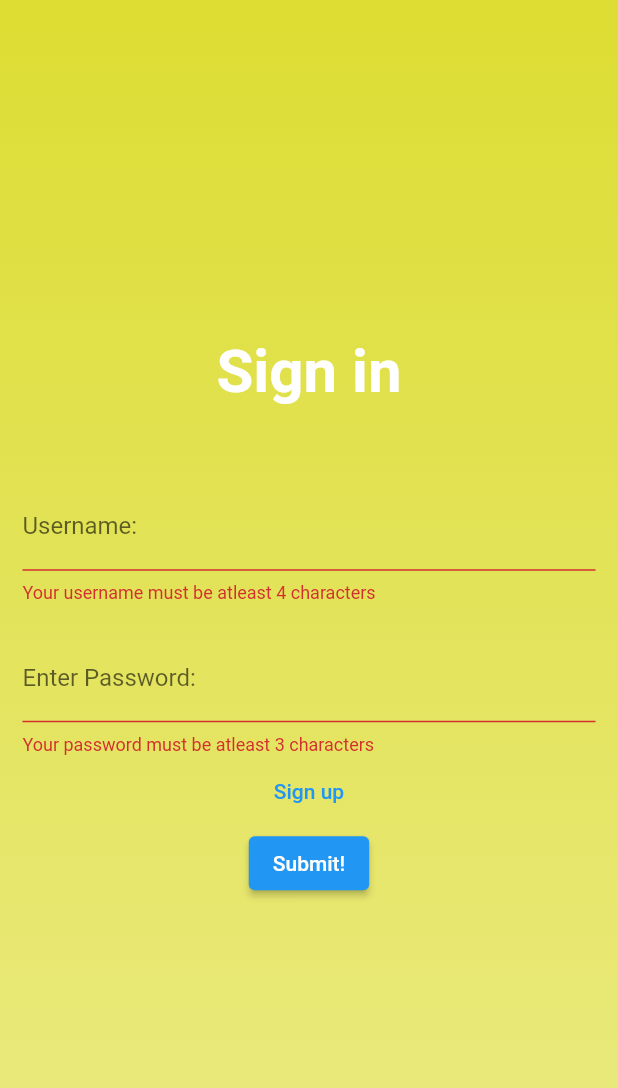
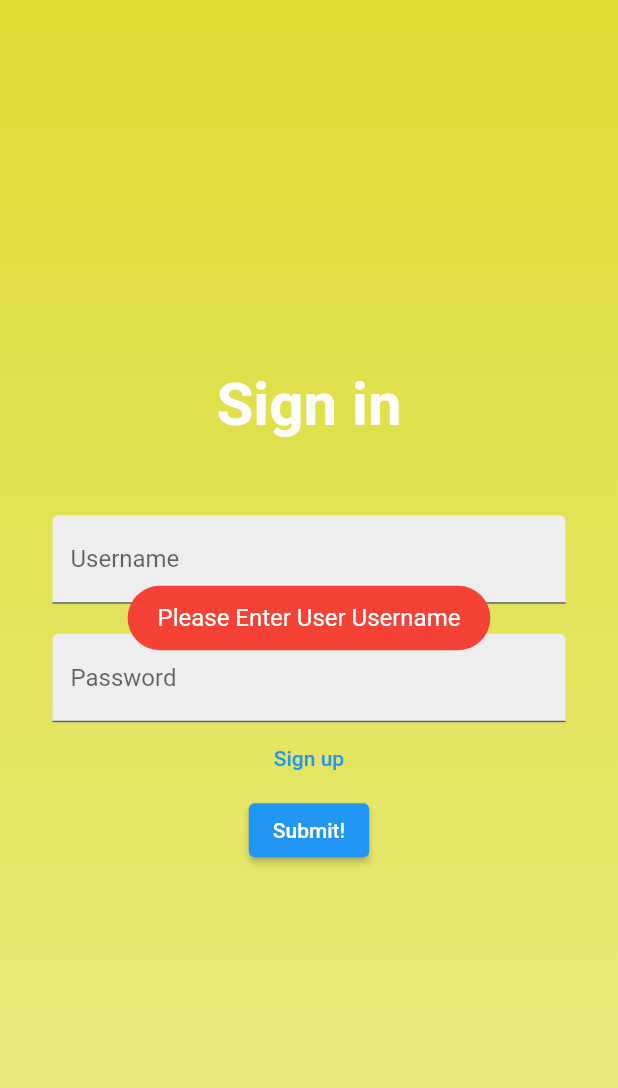
Before and after one commit to BABAMIZAIKAL/Flutter_projects, a Flutter app: the LoginScreen screen opened directly, after a tap on "Submit!", on a phone screen of 412 x 824 dp. Shown: the top 1088 px of the screen. Run offline on Flutter 3.47's test engine with Material 2 defaults, Android fonts, the phone set to English and light mode, and no system bars; our stand-ins replace fluttertoast, google_maps_flutter, shared_preferences, sqflite; accounts and stored records are empty.

Commit message:
Added db and fixed login and register

```diff
--- /dev/null
+++ b/diplomna_v1/lib/Database/DbHandler.dart
@@ -0,0 +1,58 @@
+import 'package:diplomna_v1/Models/UserModel.dart';
+import 'package:path_provider/path_provider.dart';
+import 'package:sqflite/sqflite.dart';
+import 'package:path/path.dart';
+import 'dart:io' as io;
+
+class DbHandler {
+  static Database? _db;
+
+  static const String DB_Name = 'test.db';
+  static const String Table_User = 'user';
+  static const int Version = 1;
+
+  static const String C_UserName = 'user_name';
+  static const String C_Password = 'password';
+
+  Future<Database?> get db async {
+    if (_db != null) {
+      return _db;
+    }
+    _db = await initDb();
+    return _db;
+  }
+
+  initDb() async {
+    io.Directory documentsDirectory = await getApplicationDocumentsDirectory();
+    String path = join(documentsDirectory.path, DB_Name);
+    var db = await openDatabase(path, version: Version, onCreate: _onCreate);
+    return db;
+  }
+
+  _onCreate(Database db, int intVersion) async {
+    await db.execute("CREATE TABLE $Table_User ("
+        " $C_UserName TEXT, "
+        " $C_Password TEXT, "
+        " PRIMARY KEY ($C_UserName)"
+        ")");
+  }
+
+  Future<int> saveData(UserModel user) async {
+    var dbClient = await db;
+    var res = await dbClient!.insert(Table_User, user.toMap());
+    return res;
+  }
+
+  Future<UserModel?> getLoginUser(String user_name, String password) async {
+    var dbClient = await db;
+    var res = await dbClient!.rawQuery("SELECT * FROM $Table_User WHERE "
+        "$C_UserName = '$user_name' AND "
+        "$C_Password = '$password'");
+
+    if (res.length > 0) {
+      return UserModel.fromMap(res.first);
+    }
+
+    return null;
+  }
+}
--- /dev/null
+++ b/diplomna_v1/lib/Helper/DbHelper.dart
@@ -0,0 +1,21 @@
+import 'package:flutter/material.dart';
+import 'package:fluttertoast/fluttertoast.dart';
+import 'package:diplomna_v1/src/screens/register_screen.dart';
+
+alertDialog(BuildContext context, String msg) {
+  Fluttertoast.showToast(
+        msg: msg,
+        toastLength: Toast.LENGTH_SHORT,
+        gravity: ToastGravity.CENTER,
+        timeInSecForIosWeb: 10,
+        backgroundColor: Colors.red,
+        textColor: Colors.white,
+        fontSize: 16.0
+    );
+}
+
+validateEmail(String email) {
+  final emailReg = new RegExp(
+      r"^[a-zA-Z0-9.!#$%&'*+/=?^_`{|}~-]+@[a-zA-Z0-9](?:[a-zA-Z0-9-]{0,253}[a-zA-Z0-9])?(?:\.[a-zA-Z0-9](?:[a-zA-Z0-9-]{0,253}[a-zA-Z0-9])?)*$");
+  return emailReg.hasMatch(email);
+}
--- /dev/null
+++ b/diplomna_v1/lib/Models/UserModel.dart
@@ -0,0 +1,21 @@
+class UserModel {
+  String? user_name;
+  String? password;
+
+  UserModel(this.user_name, this.password);
+
+  Map<String, dynamic> toMap() {
+    var map = <String, dynamic>{
+      'user_name': user_name,
+      'password': password
+    };
+    return map;
+  }
+
+  UserModel.fromMap(Map<String, dynamic> map) {
+    //if(map['user_name'] != null && map['password'] != null){
+    user_name = map['user_name'];
+    password = map['password'];
+    //}
+  }
+}
--- a/diplomna_v1/lib/src/screens/homepage.dart
+++ b/diplomna_v1/lib/src/screens/homepage.dart
@@ -34,6 +34,12 @@ class HomepageState extends State<Homepage>{
                 Navigator.of(context).push(MaterialPageRoute(builder: (context) => Map()));
               },
             ),
+            ListTile(
+              title: const Text('Map'),
+              onTap: () {
+                Navigator.of(context).push(MaterialPageRoute(builder: (context) => Map()));
+              },
+            ),
           ],
         ),
       ),
--- a/diplomna_v1/lib/src/screens/login_screen.dart
+++ b/diplomna_v1/lib/src/screens/login_screen.dart
@@ -1,7 +1,13 @@
+// ignore_for_file: prefer_const_constructors
+
+import 'package:diplomna_v1/Database/DbHandler.dart';
+import 'package:diplomna_v1/Helper/DbHelper.dart';
+import 'package:diplomna_v1/Models/UserModel.dart';
 import 'package:flutter/material.dart';
 import 'package:flutter/services.dart';
 import 'dart:async';
 import 'package:diplomna_v1/src/screens/register_screen.dart';
+import 'package:shared_preferences/shared_preferences.dart';
 
 import 'homepage.dart';
 
@@ -12,9 +18,56 @@ class LoginScreen extends StatefulWidget{
 }
 
 class LoginScreenState extends State<LoginScreen>{
+
+  Future<SharedPreferences> preferences = SharedPreferences.getInstance();
   final formKey = GlobalKey<FormState>();
-  String username = '';
-  String password = '';
+
+  final username = TextEditingController();
+  final password = TextEditingController();
+  var dbHandler;
+  @override
+  void initState() {
+    super.initState();
+    dbHandler = DbHandler();
+  }
+
+  login() async {
+    String uname = username.text;
+    String passwd = password.text;
+
+    if (uname.isEmpty) {
+      alertDialog(context, "Please Enter User Username");
+    } else if (passwd.isEmpty) {
+      alertDialog(context, "Please Enter Password");
+    } else {
+      await dbHandler.getLoginUser(uname, passwd).then((userData) {
+        if (userData != null) {
+          setSP(userData).whenComplete(() {
+            Navigator.pushAndRemoveUntil(
+                context,
+                MaterialPageRoute(builder: (_) => Homepage()),
+                (Route<dynamic> route) => false);
+          });
+        } else {
+          alertDialog(context, "Error: User Not Found");
+        }
+      }).catchError((error) {
+        print(error);
+        alertDialog(context, "Error: Login Fail");
+      });
+    }
+  }
+
+  Future setSP(UserModel user) async {
+    final SharedPreferences sp = await preferences;
+    //String? temp_username = user.user_name;
+    //String? temp_password = user.password;
+    if(user.user_name != null && user.password != null){
+      sp.setString("user_name", user.user_name ?? "");
+      sp.setString("password", user.password ?? "");
+    }
+  }
+
 
   Widget build(context){
     return Scaffold(
@@ -25,6 +78,7 @@ class LoginScreenState extends State<LoginScreen>{
           gradient: LinearGradient(
             begin: Alignment.topCenter,
             end: Alignment.bottomCenter,
+            // ignore: prefer_const_literals_to_create_immutables
             colors: [
               Color(0xffdddd33),
               Color(0xffe0e047),
@@ -65,36 +119,49 @@ class LoginScreenState extends State<LoginScreen>{
   }
 
   Widget usernameField(){
-    return TextFormField(
-      decoration: InputDecoration(
-        labelText: "Username:",
-        hintText: "username"
+    return Container(
+      padding: EdgeInsets.symmetric(horizontal: 20.0),
+      child: TextFormField(
+        controller: username,
+        obscureText: false,
+        enabled: true,
+        keyboardType: TextInputType.name,
+        validator: (value) {
+          if (value == null || value.isEmpty) {
+            return 'Please enter username';
+          }
+          return null;
+        },
+        decoration: InputDecoration(
+          hintText: 'Username',
+          labelText: 'Username',
+          fillColor: Colors.grey[200],
+          filled: true,
+        ),
       ),
-      validator: (String? value){
-        if(value!.length < 4){
-          return "Your username must be atleast 4 characters";
-        }
-      },
-      onSaved: (String? value){
-        username = value!;
-      },
     );
   }
   Widget passwordField(){
-    return TextFormField(
-      obscureText: true,
-      decoration: InputDecoration(
-        labelText: "Enter Password:",
-        hintText: "Password"
+    return Container(
+      padding: EdgeInsets.symmetric(horizontal: 20.0),
+      child: TextFormField(
+        controller: password,
+        obscureText: true,
+        enabled: true,
+        keyboardType: TextInputType.text,
+        validator: (value) {
+          if (value == null || value.isEmpty) {
+            return 'Please enter password';
+          }
+          return null;
+        },
+        decoration: InputDecoration(
+          hintText: 'Password',
+          labelText: 'Password',
+          fillColor: Colors.grey[200],
+          filled: true,
+        ),
       ),
-      validator: (String? value){
-        if(value!.length < 3){
-          return "Your password must be atleast 3 characters";
-        }
-      },
-      onSaved: (String? value){
-        password = value!;
-      },
     );
   }
 
@@ -117,13 +184,7 @@ class LoginScreenState extends State<LoginScreen>{
         onPrimary: Colors.white, // foreground
       ),
       child: Text("Submit!"),
-      onPressed: () {
-        if(formKey.currentState!.validate()){
-          formKey.currentState!.save();
-          print("Username: $username --> Password: $password");
-          Navigator.of(context).push(MaterialPageRoute(builder: (context) => Homepage()));
-        }
-      },
+      onPressed: login,
     );
   }
 }
--- a/diplomna_v1/pubspec.yaml
+++ b/diplomna_v1/pubspec.yaml
@@ -30,6 +30,10 @@ dependencies:
   flutter:
     sdk: flutter
   google_maps_flutter: ^2.1.1
+  path_provider: ^2.0.8
+  sqflite: ^2.0.1
+  fluttertoast: ^8.0.8
+  shared_preferences: ^2.0.11
 
 
   # The following adds the Cupertino Icons font to your application.
```
Also changed, not shown: diplomna_v1/lib/src/screens/map.dart (+7 -0 lines), diplomna_v1/lib/src/screens/register_screen.dart (+106 -55 lines).
